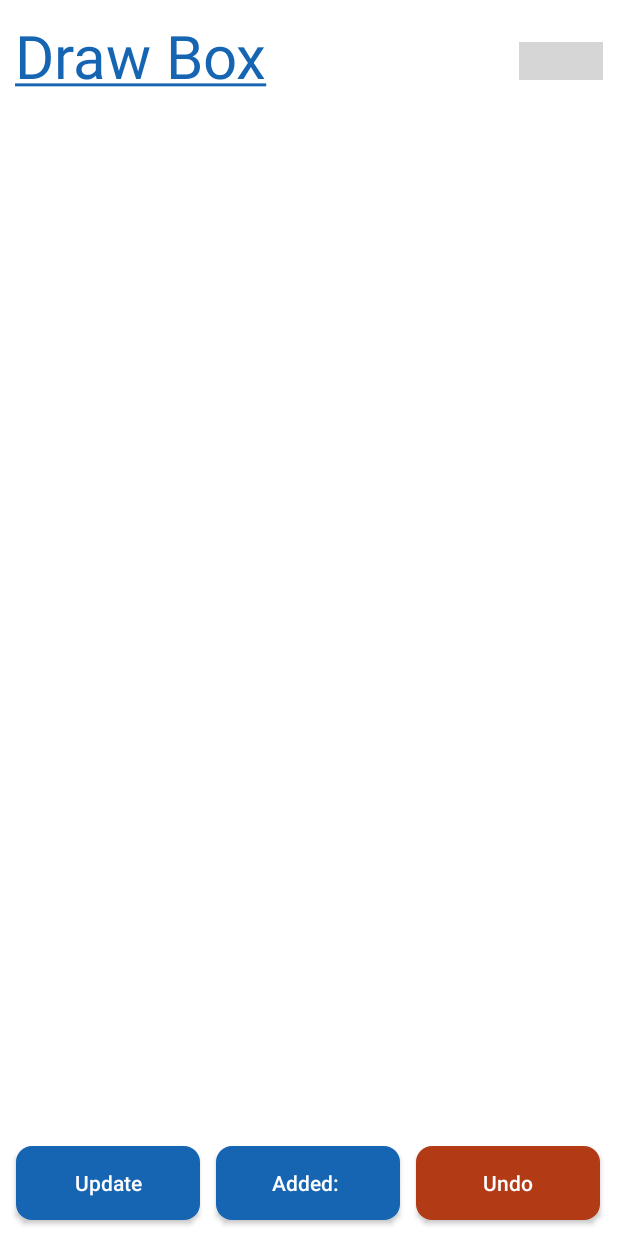
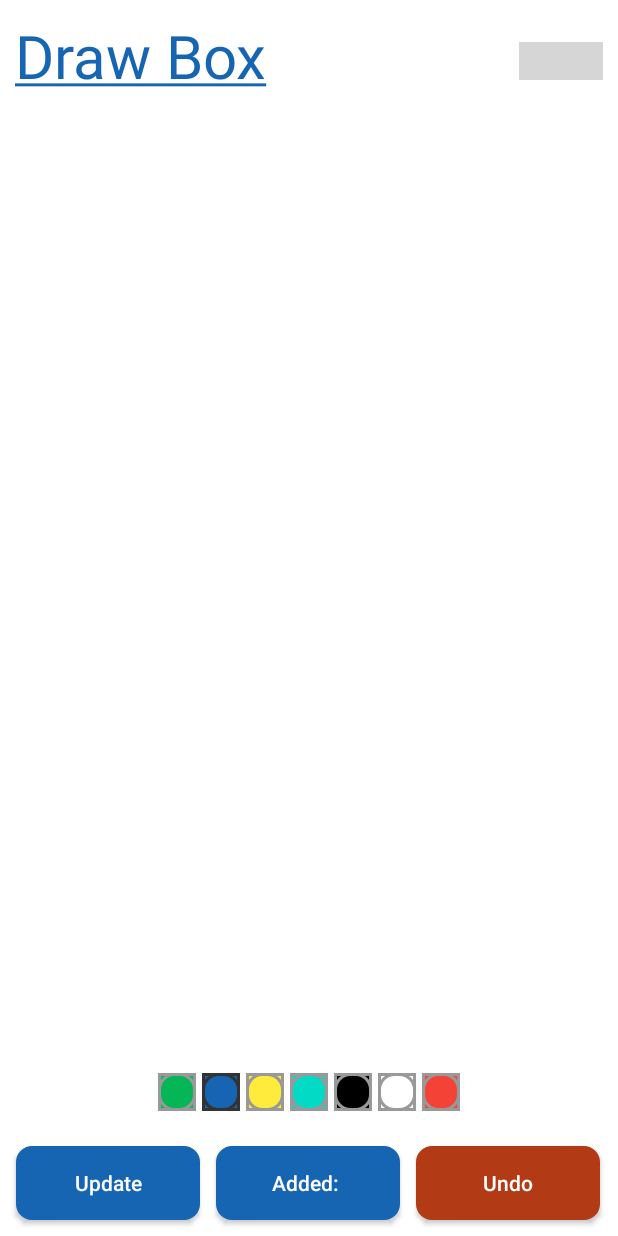
Before and after one commit to Maxwell2Gyamfi/Android-Coins-Detection, an Android app: the DrawBox screen opened directly, with no data from a screen before it, on a phone screen of 412 x 824 dp. Run offline under Robolectric (Android 15) with nearby library versions, the phone set to English and light mode, and no system bars; libraries missing offline, so code that uses them is left out: com.chaquo.python; 1 statement that could not run was skipped; grey boxes are pictures that could not be loaded.

Commit message:
color for additional boxes
Added color palette to allow color selecttion for additional bounding boxes

```diff
--- a/app/src/main/java/com/example/coinsdetection/DrawBox.kt
+++ b/app/src/main/java/com/example/coinsdetection/DrawBox.kt
@@ -3,8 +3,12 @@ package com.example.coinsdetection
 import android.graphics.Bitmap
 import android.graphics.BitmapFactory
 import android.os.Bundle
+import android.view.View
+import android.widget.ImageButton
 import android.widget.Toast
 import androidx.appcompat.app.AppCompatActivity
+import androidx.core.content.ContextCompat
+import androidx.core.view.get
 import com.chaquo.python.Python
 import kotlinx.android.synthetic.main.activity_draw_box.*
 import java.io.File
@@ -14,12 +18,16 @@ class DrawBox : AppCompatActivity() {
     private var mPaths = ArrayList<Coordinates>()
     private var py = Python.getInstance()
     private lateinit var addBoxImage:Bitmap
+    private var mCurrentPaint:ImageButton? = null
+
     override fun onCreate(savedInstanceState: Bundle?) {
         super.onCreate(savedInstanceState)
         setContentView(R.layout.activity_draw_box)
         val file = File(filesDir, "detection.jpg")
         addBoxImage = BitmapFactory.decodeFile(file.absolutePath)
         drawBoxImage.setImageBitmap(addBoxImage)
+        mCurrentPaint = colorPalette[1] as ImageButton
+        mCurrentPaint!!.setImageDrawable(ContextCompat.getDrawable(this, R.drawable.palette_selected))
 
         undoBox.setOnClickListener {
             drawingPad.undoCoordinate()
@@ -29,10 +37,16 @@ class DrawBox : AppCompatActivity() {
             addBoxInference(mPaths)
         }
 
-        drawBoxImage.setOnClickListener {
-            var numBoxes = drawingPad.boxes
-            addedLenght.text = "Added: $numBoxes"
-            //TODO
+    }
+
+    fun paintClicked(view: View){
+        if(view!==mCurrentPaint){
+            val imageButton = view as ImageButton
+            val colorTag = imageButton.tag.toString()
+            drawingPad.setColor(colorTag)
+            imageButton.setImageDrawable(ContextCompat.getDrawable(this, R.drawable.palette_selected))
+            mCurrentPaint!!.setImageDrawable(ContextCompat.getDrawable(this, R.drawable.palette_normal))
+            mCurrentPaint = view
         }
     }
 
--- a/app/src/main/java/com/example/coinsdetection/Drawing.kt
+++ b/app/src/main/java/com/example/coinsdetection/Drawing.kt
@@ -12,7 +12,7 @@ data class Coordinates(val startX:Float,val startY:Float, val pointX:Float,val p
 
 class Drawing(context: Context?, attrs: AttributeSet?) :
     View(context, attrs) {
-    private val paintColor: Int = Color.BLACK
+    private var paintColor: Int = Color.BLACK
     private var drawPaint: Paint? = null
     var boxes:Int =0
     var pointX = 0f
@@ -75,6 +75,11 @@ class Drawing(context: Context?, attrs: AttributeSet?) :
         }
     }
 
+    fun setColor(newColor:String){
+        paintColor = Color.parseColor(newColor)
+        drawPaint!!.color = paintColor
+    }
+
 
     init {
         isFocusable = true
--- a/app/src/main/java/com/example/coinsdetection/RecycleViewAdapter.kt
+++ b/app/src/main/java/com/example/coinsdetection/RecycleViewAdapter.kt
@@ -24,10 +24,10 @@ class RecycleViewAdapter(private val mContext: Context, private val mData: Mutab
         viewHolder.selectedCardView.setOnClickListener {
 
             val intent = Intent(mContext, SelectedHistoryImage::class.java).apply {
-//                putExtra("Image", mData[position].imageToSave)
                 putExtra("ID", mData[position].id)
                 putExtra("Count", mData[position].totalItems)
                 putExtra("Total",mData[position].totalCost)
+                putExtra("Name",mData[position].imageName)
             }
             mContext.startActivity(intent)
         }
--- /dev/null
+++ b/app/src/main/res/anim/slide_in_left.xml
@@ -0,0 +1,7 @@
+<?xml version="1.0" encoding="utf-8"?>
+<set xmlns:android="http://schemas.android.com/apk/res/android">
+    <translate
+        android:duration="@android:integer/config_mediumAnimTime"
+        android:fromXDelta="-100%p"
+        android:toXDelta="0" />
+</set>
--- /dev/null
+++ b/app/src/main/res/anim/slide_in_right.xml
@@ -0,0 +1,7 @@
+<?xml version="1.0" encoding="utf-8"?>
+<set xmlns:android="http://schemas.android.com/apk/res/android">
+    <translate
+        android:duration="@android:integer/config_mediumAnimTime"
+        android:fromXDelta="100%p"
+        android:toXDelta="0" />
+</set>
--- /dev/null
+++ b/app/src/main/res/anim/slide_out_left.xml
@@ -0,0 +1,7 @@
+<?xml version="1.0" encoding="utf-8"?>
+<set xmlns:android="http://schemas.android.com/apk/res/android">
+    <translate
+        android:duration="@android:integer/config_mediumAnimTime"
+        android:fromXDelta="0"
+        android:toXDelta="-100%p" />
+</set>
--- /dev/null
+++ b/app/src/main/res/anim/slide_out_right.xml
@@ -0,0 +1,7 @@
+<?xml version="1.0" encoding="utf-8"?>
+<set xmlns:android="http://schemas.android.com/apk/res/android">
+    <translate
+        android:duration="@android:integer/config_mediumAnimTime"
+        android:fromXDelta="0"
+        android:toXDelta="100%p" />
+</set>
--- /dev/null
+++ b/app/src/main/res/drawable/palette_normal.xml
@@ -0,0 +1,27 @@
+<?xml version="1.0" encoding="utf-8"?>
+<layer-list xmlns:android="http://schemas.android.com/apk/res/android">
+    <item>
+        <shape android:shape="rectangle">
+            <stroke
+                android:width="2dp"
+                android:color="#FF999999" />
+
+            <solid android:color="#00000000" />
+
+            <padding
+                android:bottom="0dp"
+                android:left="0dp"
+                android:right="0dp"
+                android:top="0dp" />
+        </shape>
+    </item>
+    <item>
+        <shape>
+            <stroke
+                android:width="2dp"
+                android:color="#FF999999" />
+            <solid android:color="#00000000" />
+            <corners android:radius="10dp" />
+        </shape>
+    </item>
+</layer-list>
--- /dev/null
+++ b/app/src/main/res/drawable/palette_selected.xml
@@ -0,0 +1,29 @@
+<?xml version="1.0" encoding="utf-8"?>
+<layer-list xmlns:android="http://schemas.android.com/apk/res/android">
+    <item>
+        <shape android:shape="rectangle">
+            <stroke
+                android:width="2dp"
+                android:color="#FF333333" />
+
+            <solid android:color="#00000000" />
+
+            <padding
+                android:bottom="0dp"
+                android:left="0dp"
+                android:right="0dp"
+                android:top="0dp" />
+        </shape>
+    </item>
+    <item>
+        <shape>
+            <stroke
+                android:width="2dp"
+                android:color="#FF333333" />
+
+            <solid android:color="#00000000" />
+
+            <corners android:radius="10dp" />
+        </shape>
+    </item>
+</layer-list>
--- a/app/src/main/res/layout/activity_draw_box.xml
+++ b/app/src/main/res/layout/activity_draw_box.xml
@@ -46,7 +46,7 @@
         android:layout_width="0dp"
         android:layout_height="0dp"
         android:layout_margin="5dp"
-        app:layout_constraintBottom_toTopOf="@id/drawActionsBtn"
+        app:layout_constraintBottom_toTopOf="@id/colorPalette"
         app:layout_constraintLeft_toLeftOf="parent"
         app:layout_constraintRight_toRightOf="parent"
         app:layout_constraintTop_toBottomOf="@id/drawingTitle">
@@ -67,6 +67,94 @@
 
     </FrameLayout>
 
+
+    <LinearLayout
+        android:id="@+id/colorPalette"
+        android:layout_width="wrap_content"
+        android:layout_height="50dp"
+        android:layout_marginHorizontal="10dp"
+        android:orientation="horizontal"
+        app:layout_constraintBottom_toTopOf="@id/drawActionsBtn"
+        app:layout_constraintLeft_toLeftOf="parent"
+        app:layout_constraintRight_toRightOf="parent"
+        app:layout_constraintTop_toBottomOf="@id/drawingPad_fl">
+
+        <ImageButton
+            android:layout_width="25dp"
+            android:layout_height="25dp"
+            android:layout_margin="2dp"
+            android:layout_gravity="center"
+            android:onClick="paintClicked"
+            android:contentDescription="color"
+            android:background="@color/selected_nav"
+            android:src="@drawable/palette_normal"
+            android:tag="@color/selected_nav"/>
+        <ImageButton
+            android:layout_width="25dp"
+            android:layout_height="25dp"
+            android:layout_margin="2dp"
+            android:layout_gravity="center"
+            android:contentDescription="color"
+            android:onClick="paintClicked"
+            android:background="@color/custom_blue"
+            android:src="@drawable/palette_normal"
+            android:tag="@color/custom_blue"/>
+
+        <ImageButton
+            android:layout_width="25dp"
+            android:layout_height="25dp"
+            android:layout_margin="2dp"
+            android:layout_gravity="center"
+            android:contentDescription="color"
+            android:background="@color/yellow"
+            android:onClick="paintClicked"
+            android:src="@drawable/palette_normal"
+            android:tag="@color/yellow"/>
+        <ImageButton
+            android:layout_width="25dp"
+            android:layout_height="25dp"
+            android:layout_margin="2dp"
+            android:layout_gravity="center"
+            android:contentDescription="color"
+            android:onClick="paintClicked"
+            android:background="@color/teal_200"
+            android:src="@drawable/palette_normal"
+            android:tag="@color/teal_200"/>
+
+        <ImageButton
+            android:layout_width="25dp"
+            android:layout_height="25dp"
+            android:layout_margin="2dp"
+            android:layout_gravity="center"
+            android:contentDescription="color"
+            android:onClick="paintClicked"
+            android:background="@color/black"
+            android:src="@drawable/palette_normal"
+            android:tag="@color/black"/>
+        <ImageButton
+            android:layout_width="25dp"
+            android:layout_height="25dp"
+            android:layout_margin="2dp"
+            android:layout_gravity="center"
+            android:contentDescription="color"
+            android:onClick="paintClicked"
+            android:background="@color/white"
+            android:src="@drawable/palette_normal"
+            android:tag="@color/white"/>
+
+        <ImageButton
+            android:layout_width="25dp"
+            android:layout_height="25dp"
+            android:layout_margin="2dp"
+            android:layout_gravity="center"
+            android:contentDescription="color"
+            android:onClick="paintClicked"
+            android:background="@color/red"
+            android:src="@drawable/palette_normal"
+            android:tag="@color/red"/>
+
+    </LinearLayout>
+
     <LinearLayout
         android:id="@+id/drawActionsBtn"
         android:layout_width="match_parent"
@@ -77,7 +165,7 @@
         app:layout_constraintBottom_toBottomOf="parent"
         android:layout_margin="5dp"
         android:weightSum="1"
-        app:layout_constraintTop_toBottomOf="@id/drawingPad_fl">
+        app:layout_constraintTop_toBottomOf="@id/colorPalette">
 
         <androidx.appcompat.widget.AppCompatButton
             android:id="@+id/updateButton"
--- a/app/src/main/res/values/colors.xml
+++ b/app/src/main/res/values/colors.xml
@@ -9,4 +9,7 @@
     <color name="white">#FFFFFFFF</color>
     <color name="custom_blue">#1665B2</color>
     <color name="selected_nav">#04B656</color>
+    <color name="yellow">#FFEB3B</color>
+    <color name="red">#F44336</color>
+
 </resources>
--- a/app/src/main/res/values/themes.xml
+++ b/app/src/main/res/values/themes.xml
@@ -1,6 +1,6 @@
 <resources xmlns:tools="http://schemas.android.com/tools">
     <!-- Base application theme. -->
-    <style name="Theme.CoinsDetection" parent="Theme.MaterialComponents.DayNight.DarkActionBar">
+    <style name="Theme.CoinsDetection" parent="Theme.MaterialComponents.DayNight.NoActionBar">
         <!-- Primary brand color. -->
         <item name="colorPrimary">@color/purple_500</item>
         <item name="colorPrimaryVariant">@color/purple_700</item>
@@ -11,10 +11,21 @@
         <item name="colorOnSecondary">@color/black</item>
         <item name="android:windowNoTitle">true</item>
         <item name="windowNoTitle">true</item>
+
         <!-- Status bar color. -->
-        <item name="android:statusBarColor" tools:targetApi="l">?attr/colorPrimaryVariant</item>
+        <item name="android:statusBarColor" tools:targetApi="l">@color/white</item>
 
-            <item name="android:textAllCaps">false</item>
+        <item name="android:textAllCaps">false</item>
+
+
+        <item name="android:activityOpenEnterAnimation">
+            @anim/slide_in_right</item>
+        <item name="android:activityOpenExitAnimation">
+            @anim/slide_out_left</item>
+        <item name="android:activityCloseEnterAnimation">
+            @anim/slide_in_left</item>
+        <item name="android:activityCloseExitAnimation">
+            @anim/slide_out_right</item>
 
         <!-- Customize your theme here. -->
     </style>
```
Also changed, not shown: app/src/main/java/com/example/coinsdetection/DetectionResults.kt (+6 -3 lines), app/src/main/java/com/example/coinsdetection/SelectedHistoryImage.kt (+36 -1 lines), app/src/main/res/drawable/floppy_disk.xml (added, +12 -0 lines), app/src/main/res/drawable/share.xml (added, +9 -0 lines), app/src/main/res/layout/activity_detection_results.xml (+5 -3 lines), app/src/main/res/layout/activity_selected_history_image.xml (+13 -1 lines).
